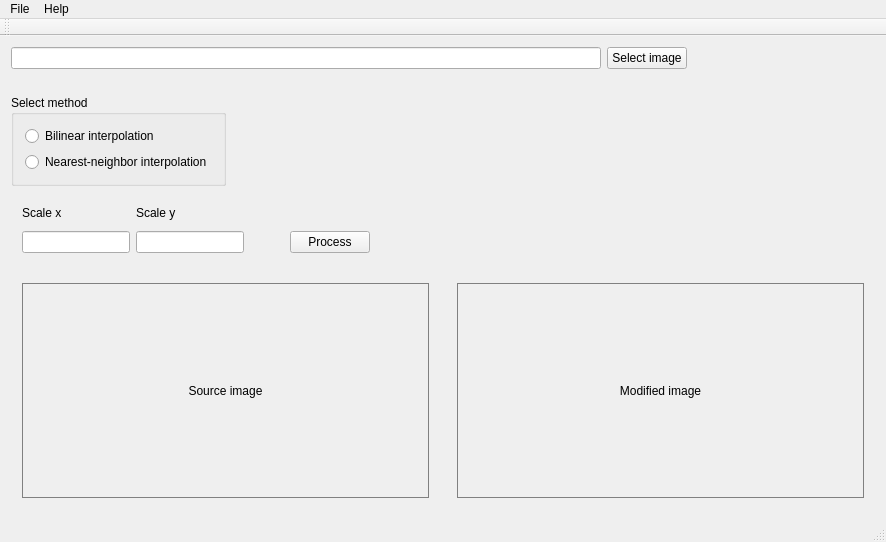
herodrigues/cvip, file qt/mainwindow.ui: the form before one commit.
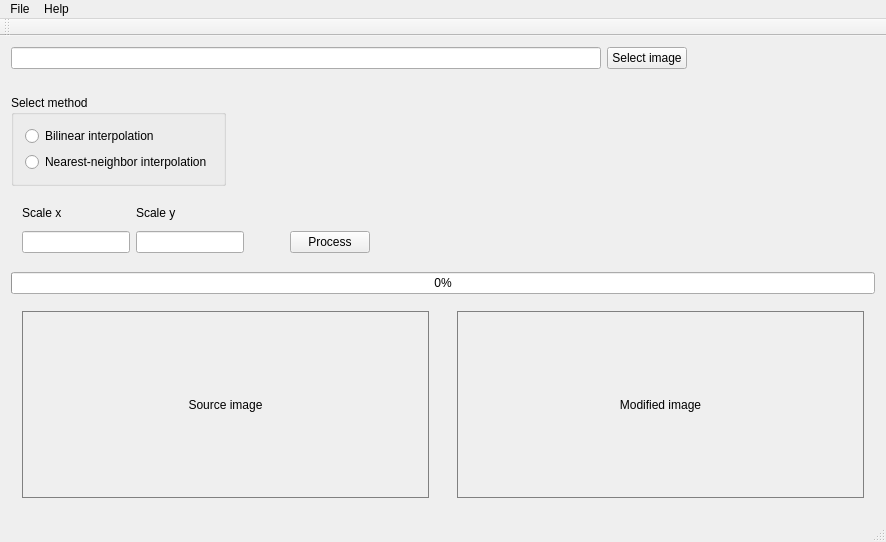
The form after the commit.

Patch:
```diff
--- a/qt/mainwindow.ui
+++ b/qt/mainwindow.ui
@@ -195,7 +195,7 @@
       </widget>
      </widget>
     </item>
-    <item row="4" column="0">
+    <item row="6" column="0">
      <layout class="QHBoxLayout" name="horizontalLayout_3">
       <item>
        <widget class="QWidget" name="widget" native="true">
@@ -240,6 +240,13 @@
       </item>
      </layout>
     </item>
+    <item row="5" column="0">
+     <widget class="QProgressBar" name="progressBar">
+      <property name="value">
+       <number>0</number>
+      </property>
+     </widget>
+    </item>
    </layout>
    <zorder>selectImgBtn</zorder>
    <zorder>imgLineEdit</zorder>
```
Left out of the diff: 26 changed lines with no effect on the pictures.
